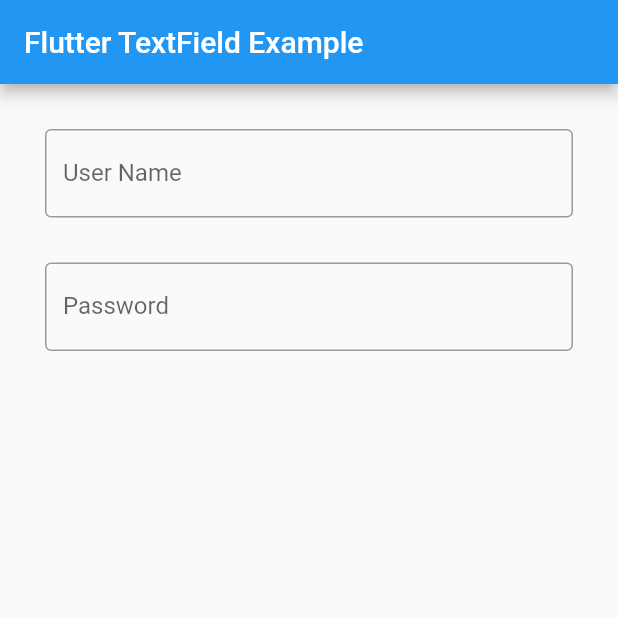
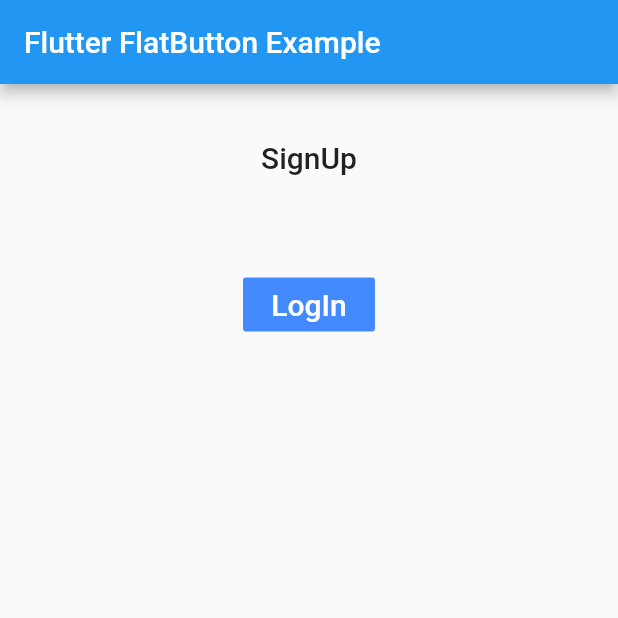
Before and after one commit to tranvantam09032000/APP_FLUTTER, a Flutter app: the screen it shows after launch, on a phone screen of 412 x 824 dp, the top half of it. Run offline on Flutter 3.47's test engine with Material 2 defaults, Android fonts, the phone set to English and light mode, and no system bars.

Commit message:
wedgets buttons

```diff
--- a/lib/main.dart
+++ b/lib/main.dart
@@ -1,3 +1,4 @@
+import 'package:app_flutter/widgets_buttons.dart';
 import 'package:app_flutter/widgets_column.dart';
 import 'package:app_flutter/widgets_expanded.dart';
 import 'package:app_flutter/widgets_rich_text.dart';
@@ -10,5 +11,5 @@ import 'package:app_flutter/widgets_container.dart';
 import 'package:flutter/material.dart';
 
 void main() {
-  runApp(WidgetsTextFiled());
+  runApp(WidgetsButtons());
 }
--- /dev/null
+++ b/lib/widgets_buttons.dart
@@ -0,0 +1,199 @@
+import 'package:flutter/material.dart';
+
+class WidgetsButtons extends StatefulWidget {
+  const WidgetsButtons({Key? key}) : super(key: key);
+
+  @override
+  State<WidgetsButtons> createState() => _WidgetsButtons();
+}
+
+class _WidgetsButtons extends State<WidgetsButtons> {
+  int _volume = 0;
+  @override
+  Widget build(BuildContext context) {
+    return MaterialApp(
+      home: Scaffold(
+          appBar: AppBar(
+            title: Text('Flutter FlatButton Example'),
+          ),
+          body: Center(
+              child: Column(children: <Widget>[
+            Container(
+              margin: EdgeInsets.all(25),
+              child: FlatButton(
+                child: Text(
+                  'SignUp',
+                  style: TextStyle(fontSize: 20.0),
+                ),
+                onPressed: () {},
+              ),
+            ),
+            Container(
+              margin: EdgeInsets.all(25),
+              child: FlatButton(
+                child: Text(
+                  'LogIn',
+                  style: TextStyle(fontSize: 20.0),
+                ),
+                color: Colors.blueAccent,
+                textColor: Colors.white,
+                onPressed: () {},
+              ),
+            ),
+          ]))),
+    );
+
+    // return MaterialApp(
+    //   home: Scaffold(
+    //     appBar: AppBar(
+    //       title: Text('Flutter RaisedButton Example'),
+    //     ),
+    //     body: Container(
+    //       child: Center(
+    //         child: Column(
+    //           mainAxisAlignment: MainAxisAlignment.center,
+    //           children: [
+    //             Text('Flutter RaisedButton Example', style: TextStyle(fontSize: 30, fontStyle: FontStyle.italic),),
+    //             RaisedButton(
+    //               child: Text("Click Here", style: TextStyle(fontSize: 20),),
+    //               onPressed: _changeText,
+    //               color: Colors.red,
+    //               textColor: Colors.yellow,
+    //               padding: EdgeInsets.all(8.0),
+    //               splashColor: Colors.grey,
+    //             )
+    //           ],
+    //         ),
+    //       ),
+    //     ),
+    //   ),
+    // );
+
+    // return MaterialApp(home: Scaffold(
+    //   appBar: AppBar(
+    //     title: Text("FAB Button Example"),
+    //     backgroundColor: Colors.blue,
+    //     actions: <Widget>[
+    //       IconButton(icon: Icon(Icons.camera_alt), onPressed: () => {}),
+    //       IconButton(icon: Icon(Icons.account_circle), onPressed: () => {})
+    //     ],
+    //   ),
+    //   // floatingActionButton: FloatingActionButton(
+    //   //   child: Icon(Icons.navigation),
+    //   //   backgroundColor: Colors.green,
+    //   //   foregroundColor: Colors.white,
+    //   //   onPressed: () => {},
+    //   // ),
+    //   floatingActionButton:FloatingActionButton.extended(
+    //     onPressed: () {},
+    //     icon: Icon(Icons.save),
+    //     label: Text("Save"),
+    //   ),
+    // ),
+    // );
+
+    // return MaterialApp(
+    //   home: Scaffold(
+    //     appBar: AppBar(
+    //       title: Text('InkWell Button Example'),
+    //     ),
+    //     body: Center(
+    //       child: new Column(
+    //         mainAxisAlignment: MainAxisAlignment.center,
+    //         children: <Widget>[
+    //           InkWell(
+    //             splashColor: Colors.green,
+    //             highlightColor: Colors.blue,
+    //             child: Icon(Icons.ring_volume, size: 50),
+    //             onTap: () {
+    //               setState(() {
+    //                 _volume += 2;
+    //               });
+    //             },
+    //           ),
+    //           Text (
+    //               _volume.toString(),
+    //               style: TextStyle(fontSize: 50)
+    //           ),
+    //         ],
+    //       ),
+    //     ),
+    //   ),
+    // );
+
+    // return MaterialApp(
+    //   home: Scaffold(
+    //       appBar: AppBar(
+    //         title: Text('Outline Button Example'),
+    //       ),
+    //       body: Center(child: Column(children: <Widget>[
+    //         Container(
+    //           margin: EdgeInsets.all(25),
+    //           child: OutlineButton(
+    //             child: Text("Outline Button", style: TextStyle(fontSize: 20.0),),
+    //             highlightedBorderColor: Colors.red,
+    //             shape: RoundedRectangleBorder(
+    //                 borderRadius: BorderRadius.circular(15)),
+    //             onPressed: () {},
+    //           ),
+    //         ),
+    //         Container(
+    //           margin: EdgeInsets.all(25),
+    //           child: FlatButton(
+    //             child: Text('Flat Button', style: TextStyle(fontSize: 20.0),),
+    //             color: Colors.blueAccent,
+    //             textColor: Colors.white,
+    //             onPressed: () {},
+    //           ),
+    //         ),
+    //       ]
+    //       ))
+    //   ),
+    // );
+
+    // return Scaffold(
+    //     appBar: AppBar(
+    //       title: Text('Flutter ButtonBar Example'),
+    //     ),
+    //     body: Padding(
+    //         padding: EdgeInsets.all(10),
+    //         child: Column(
+    //           children: <Widget>[
+    //             Padding(
+    //               padding: EdgeInsets.all(15),
+    //               child: new ButtonBar(
+    //                 mainAxisSize: MainAxisSize.min,
+    //                 children: <Widget>[
+    //                   RaisedButton(
+    //                     child: new Text('Javatpoint'),
+    //                     color: Colors.lightGreen,
+    //                     onPressed: () {/** */},
+    //                   ),
+    //                   FlatButton(
+    //                     child: Text('Flutter'),
+    //                     color: Colors.lightGreen,
+    //                     onPressed: () {/** */},
+    //                   ),
+    //                   FlatButton(
+    //                     child: Text('MySQL'),
+    //                     color: Colors.lightGreen,
+    //                     onPressed: () {/** */},
+    //                   ),
+    //                 ],
+    //               ),
+    //             ),
+    //           ],
+    //         )
+    //     )
+    // );
+  }
+  _changeText() {
+    setState(() {
+      if ('Flutter RaisedButton Example'.startsWith('F')) {
+        'We have learned FlutterRaised button example.';
+      } else {
+        'Flutter RaisedButton Example';
+      }
+    });
+  }
+}
```
